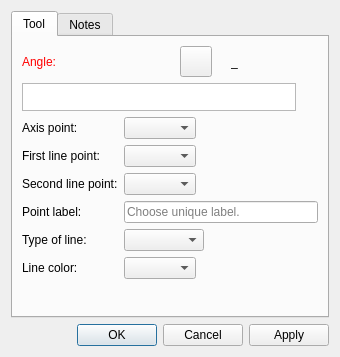
This is src/libs/vtools/dialogs/tools/dialoglineintersectaxis.ui in dismine/valentina as Qt 5 draws it before an edit. The edited form follows.
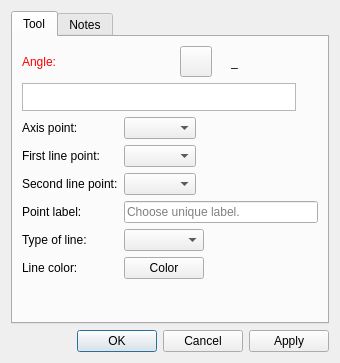
This is the edited form. Icons and pictures are not drawn. Custom widgets are drawn as their Qt base class.

Commit message: Tool color picker.

```diff
--- a/src/libs/vtools/dialogs/tools/dialoglineintersectaxis.ui
+++ b/src/libs/vtools/dialogs/tools/dialoglineintersectaxis.ui
@@ -7,7 +7,7 @@
     <x>0</x>
     <y>0</y>
     <width>340</width>
-    <height>357</height>
+    <height>363</height>
    </rect>
   </property>
   <property name="windowTitle">
@@ -345,7 +345,11 @@
           </widget>
          </item>
          <item row="5" column="1">
-          <widget class="QComboBox" name="comboBoxLineColor"/>
+          <widget class="VPE::QtColorPicker" name="pushButtonLineColor">
+           <property name="text">
+            <string>Color</string>
+           </property>
+          </widget>
          </item>
         </layout>
        </item>
@@ -389,6 +393,11 @@
   </layout>
  </widget>
  <customwidgets>
+  <customwidget>
+   <class>VPE::QtColorPicker</class>
+   <extends>QPushButton</extends>
+   <header>../vpropertyexplorer/qtcolorpicker.h</header>
+  </customwidget>
   <customwidget>
    <class>VPlainTextEdit</class>
    <extends>QPlainTextEdit</extends>
```
Left out of the diff: 5 changed lines with no effect on the pictures. The commit also changes 62 other files.
